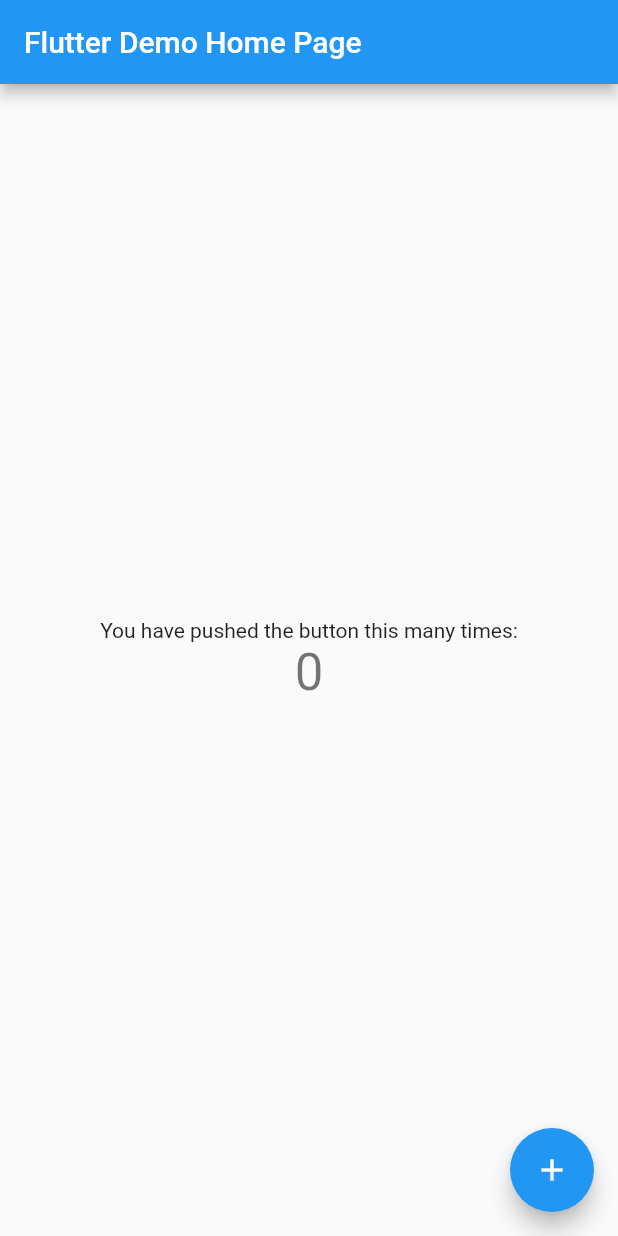
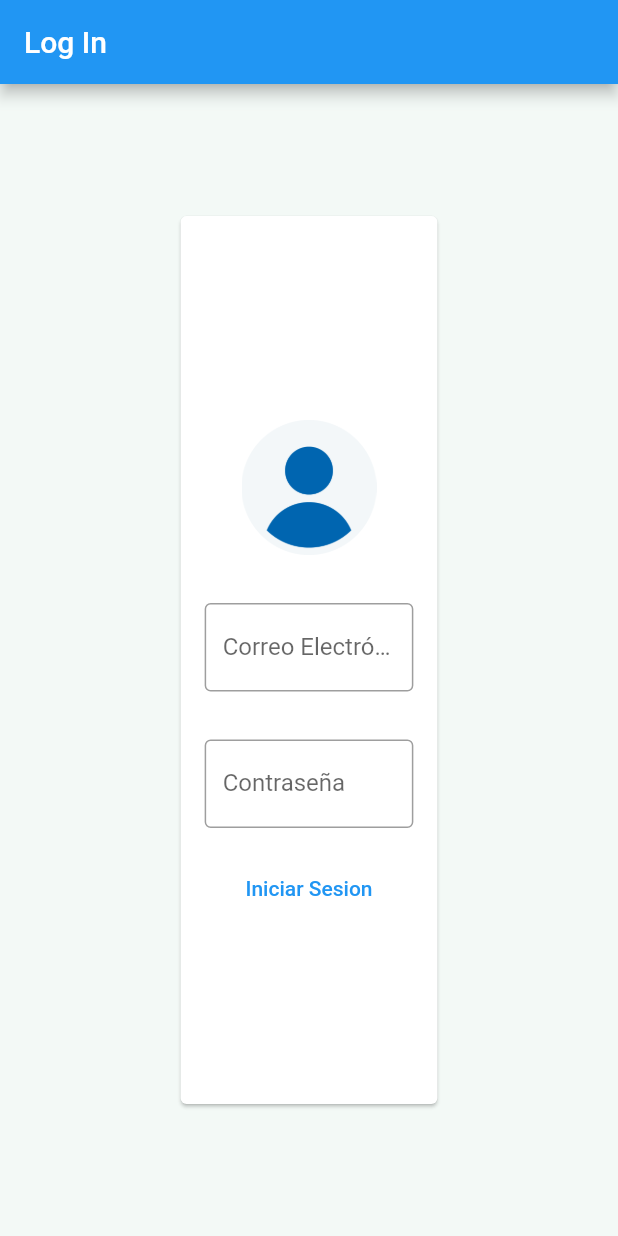
Before and after one commit to John-Macao/Tutoria-entre-pares, a Flutter app: the screen it shows after launch, on a phone screen of 412 x 824 dp. Run offline on Flutter 3.47's test engine with Material 2 defaults, Android fonts, the phone set to English and light mode, and no system bars; our stand-ins replace get_it.

Commit message:
Log In
Comienzo pagina de log in

```diff
--- a/frontend/lib/Controlador/Administrador/administrador_service_locator.dart
+++ b/frontend/lib/Controlador/Administrador/administrador_service_locator.dart
@@ -0,0 +1,7 @@
+import 'package:get_it/get_it.dart';
+
+final getIt = GetIt.instance;
+
+void setupGetItAdministrador(){
+
+}
--- a/frontend/lib/Controlador/General/login_controller.dart
+++ b/frontend/lib/Controlador/General/login_controller.dart
@@ -0,0 +1,31 @@
+import 'package:flutter/material.dart';
+
+class LoginController {
+  final loginNotifier = ValueNotifier<loginState>(loginState.inicio);
+
+  final textCorreo = TextEditingController();
+  final textContrasena = TextEditingController();
+
+  void comprobarLogin(BuildContext context){
+    if(textCorreo.text == 'administrador' && textContrasena.text == 'administrador'){
+      loginNotifier.value = loginState.correcto;
+      //Navigator.push(context,MaterialPageRoute(builder: (context)=>AdministradorInicio()));
+    }else if(textCorreo.text == 'tutor' && textContrasena.text == 'tutor'){
+      loginNotifier.value = loginState.correcto;
+      //Navigator.push(context,MaterialPageRoute(builder: (context)=>AdministradorInicio()));
+    }else if(textCorreo.text == 'tutorado' && textContrasena.text == 'tutorado'){
+      loginNotifier.value = loginState.correcto;
+      //Navigator.push(context,MaterialPageRoute(builder: (context)=>AdministradorInicio()));
+    }else {
+      loginNotifier.value = loginState.incorrecto;
+    }
+  }
+}
+
+
+
+enum loginState{
+  inicio,
+  incorrecto,
+  correcto,
+}
--- a/frontend/lib/Controlador/General/service_locator_general.dart
+++ b/frontend/lib/Controlador/General/service_locator_general.dart
@@ -0,0 +1,11 @@
+import 'package:frontend/Controlador/General/login_controller.dart';
+import 'package:frontend/Vista/General/login.dart';
+import 'package:get_it/get_it.dart';
+
+final getIt = GetIt.instance;
+
+void setupGetItGeneral(){
+  getIt.registerLazySingleton<Login>(() => Login());
+
+  getIt.registerLazySingleton<LoginController>(() => LoginController());
+}
--- a/frontend/lib/Controlador/Tutor/tutor_service_locator.dart
+++ b/frontend/lib/Controlador/Tutor/tutor_service_locator.dart
@@ -0,0 +1,7 @@
+import 'package:get_it/get_it.dart';
+
+final getIt = GetIt.instance;
+
+void setupGetItTutor(){
+
+}
--- a/frontend/lib/Controlador/Tutorado/tutorado_service_locator.dart
+++ b/frontend/lib/Controlador/Tutorado/tutorado_service_locator.dart
@@ -0,0 +1,7 @@
+import 'package:get_it/get_it.dart';
+
+final getIt = GetIt.instance;
+
+void setupGetItTutorado(){
+
+}
--- a/frontend/lib/Vista/General/login.dart
+++ b/frontend/lib/Vista/General/login.dart
@@ -0,0 +1,112 @@
+import 'package:flutter/material.dart';
+import 'package:frontend/Controlador/General/service_locator_general.dart';
+import 'package:frontend/Controlador/General/login_controller.dart';
+
+
+
+class Login extends StatefulWidget{
+  @override
+  _LoginState createState() => _LoginState();
+}
+
+class _LoginState extends State<Login> {
+  final stateManager = getIt<LoginController>();
+
+  Widget build(BuildContext context){
+  MediaQueryData queryData = MediaQuery.of(context);
+    return Scaffold(
+      appBar: AppBar(title: Text('Log In'),),
+      body: Center(
+        child: Container(
+          height: 600,
+          width: (queryData.size.width/2.3),
+          child: Card(
+            color: Color(0xFFFFFFFF),
+
+            child: Column(
+              mainAxisAlignment: MainAxisAlignment.center,
+              children: [
+                Padding(
+                  padding: EdgeInsets.all(16.0),
+                  child: Image(
+                      image: AssetImage('assets/usuario.png'),
+                      width: 90,
+                      height: 90,
+                  ),
+                ),
+                Padding(
+                  padding: EdgeInsets.all(16.0),
+                  child: TextField(
+                    obscureText: false,
+                    controller: stateManager.textCorreo,
+                    decoration: InputDecoration(
+                      border: OutlineInputBorder(),
+                      labelText: 'Correo Electrónico',
+                    ),
+                  ),
+                ),
+                Padding(
+                  padding: EdgeInsets.all(16.0),
+                  child: TextField(
+                    obscureText: true,
+                    controller: stateManager.textContrasena,
+                    decoration: InputDecoration(
+                      border: OutlineInputBorder(),
+                      labelText: 'Contraseña',
+                    ),
+                  ),
+                ),
+
+                MostrarBoton(),
+              ],
+            )
+          ),
+        ),
+      ),
+    );
+  }
+}
+
+class MostrarBoton extends StatelessWidget{
+  MostrarBoton({Key? key}) : super(key: key);
+  final stateManager = getIt<LoginController>();
+  @override
+  Widget build(BuildContext context) {
+    return ValueListenableBuilder<loginState>(
+      valueListenable: stateManager.loginNotifier,
+      builder: (context, loginEstado, child){
+        return Column(
+          children: [
+            if (loginEstado == loginState.inicio) ... [
+              Boton(),
+            ],
+            if (loginEstado == loginState.incorrecto) ... [
+              Text(
+                'Correo o contraseña incorrectos, intente de nuevo',
+                style: TextStyle(color: Colors.red[400]),
+              ),
+              Boton(),
+            ],
+          ],
+        );
+      }
+    );
+  }
+}
+
+class Boton extends StatelessWidget{
+  const Boton({Key? key}) : super(key: key);
+  @override
+  Widget build(BuildContext context) {
+    return Center(
+      child:TextButton(
+        onPressed: () {
+          final stateManager = getIt<LoginController>();
+          stateManager.comprobarLogin(context);
+        },
+        child: Text('Iniciar Sesion'),
+      ),
+    );
+
+  }
+}
--- a/frontend/lib/main.dart
+++ b/frontend/lib/main.dart
@@ -1,115 +1,31 @@
 import 'package:flutter/material.dart';
+import 'package:frontend/Controlador/Administrador/administrador_service_locator.dart';
+import 'package:frontend/Controlador/General/service_locator_general.dart';
+import 'package:frontend/Controlador/Tutor/tutor_service_locator.dart';
+import 'package:frontend/Controlador/Tutorado/tutorado_service_locator.dart';
+import 'package:frontend/Vista/General/login.dart';
 
 void main() {
+  setupGetItGeneral();
+  setupGetItAdministrador();
+  setupGetItTutor();
+  setupGetItTutorado();
   runApp(const MyApp());
 }
 
 class MyApp extends StatelessWidget {
   const MyApp({Key? key}) : super(key: key);
 
-  // This widget is the root of your application.
+
   @override
   Widget build(BuildContext context) {
     return MaterialApp(
-      title: 'Flutter Demo',
-      theme: ThemeData(
-        // This is the theme of your application.
-        //
-        // Try running your application with "flutter run". You'll see the
-        // application has a blue toolbar. Then, without quitting the app, try
-        // changing the primarySwatch below to Colors.green and then invoke
-        // "hot reload" (press "r" in the console where you ran "flutter run",
-        // or simply save your changes to "hot reload" in a Flutter IDE).
-        // Notice that the counter didn't reset back to zero; the application
-        // is not restarted.
-        primarySwatch: Colors.blue,
+      theme: new ThemeData(
+        scaffoldBackgroundColor: Color(0xFFF3F9F6),
       ),
-      home: const MyHomePage(title: 'Flutter Demo Home Page'),
+      debugShowCheckedModeBanner: false,
+      title: 'Tutoria Entre Pares',
+      home: Login(),
     );
   }
 }
-
-class MyHomePage extends StatefulWidget {
-  const MyHomePage({Key? key, required this.title}) : super(key: key);
-
-  // This widget is the home page of your application. It is stateful, meaning
-  // that it has a State object (defined below) that contains fields that affect
-  // how it looks.
-
-  // This class is the configuration for the state. It holds the values (in this
-  // case the title) provided by the parent (in this case the App widget) and
-  // used by the build method of the State. Fields in a Widget subclass are
-  // always marked "final".
-
-  final String title;
-
-  @override
-  State<MyHomePage> createState() => _MyHomePageState();
-}
-
-class _MyHomePageState extends State<MyHomePage> {
-  int _counter = 0;
-
-  void _incrementCounter() {
-    setState(() {
-      // This call to setState tells the Flutter framework that something has
-      // changed in this State, which causes it to rerun the build method below
-      // so that the display can reflect the updated values. If we changed
-      // _counter without calling setState(), then the build method would not be
-      // called again, and so nothing would appear to happen.
-      _counter++;
-    });
-  }
-
-  @override
-  Widget build(BuildContext context) {
-    // This method is rerun every time setState is called, for instance as done
-    // by the _incrementCounter method above.
-    //
-    // The Flutter framework has been optimized to make rerunning build methods
-    // fast, so that you can just rebuild anything that needs updating rather
-    // than having to individually change instances of widgets.
-    return Scaffold(
-      appBar: AppBar(
-        // Here we take the value from the MyHomePage object that was created by
-        // the App.build method, and use it to set our appbar title.
-        title: Text(widget.title),
-      ),
-      body: Center(
-        // Center is a layout widget. It takes a single child and positions it
-        // in the middle of the parent.
-        child: Column(
-          // Column is also a layout widget. It takes a list of children and
-          // arranges them vertically. By default, it sizes itself to fit its
-          // children horizontally, and tries to be as tall as its parent.
-          //
-          // Invoke "debug painting" (press "p" in the console, choose the
-          // "Toggle Debug Paint" action from the Flutter Inspector in Android
-          // Studio, or the "Toggle Debug Paint" command in Visual Studio Code)
-          // to see the wireframe for each widget.
-          //
-          // Column has various properties to control how it sizes itself and
-          // how it positions its children. Here we use mainAxisAlignment to
-          // center the children vertically; the main axis here is the vertical
-          // axis because Columns are vertical (the cross axis would be
-          // horizontal).
-          mainAxisAlignment: MainAxisAlignment.center,
-          children: <Widget>[
-            const Text(
-              'You have pushed the button this many times:',
-            ),
-            Text(
-              '$_counter',
-              style: Theme.of(context).textTheme.headline4,
-            ),
-          ],
-        ),
-      ),
-      floatingActionButton: FloatingActionButton(
-        onPressed: _incrementCounter,
-        tooltip: 'Increment',
-        child: const Icon(Icons.add),
-      ), // This trailing comma makes auto-formatting nicer for build methods.
-    );
-  }
-}
```
Also changed, not shown: frontend/assets/AyudantiasLogo.png (renamed from frontend/asstets/AyudantiasLogo.png), frontend/assets/usuario.png (renamed from frontend/asstets/usuario.png).
